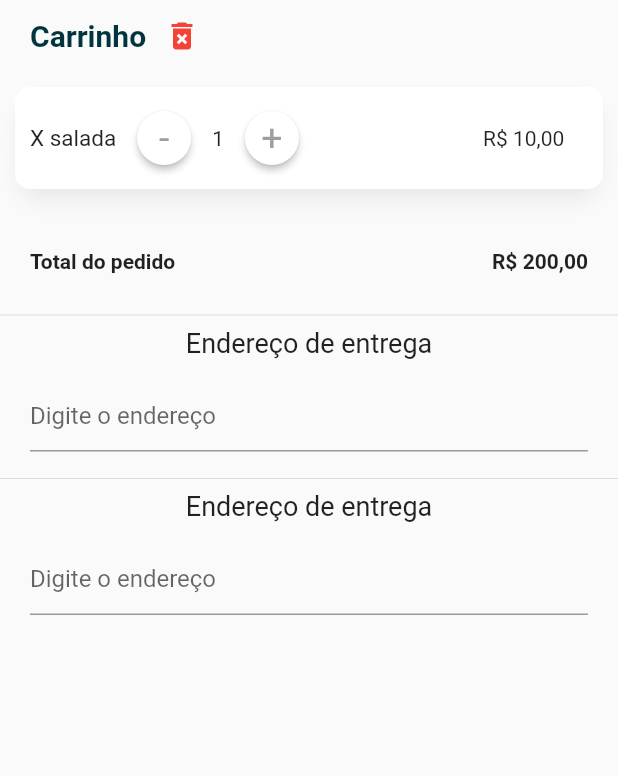
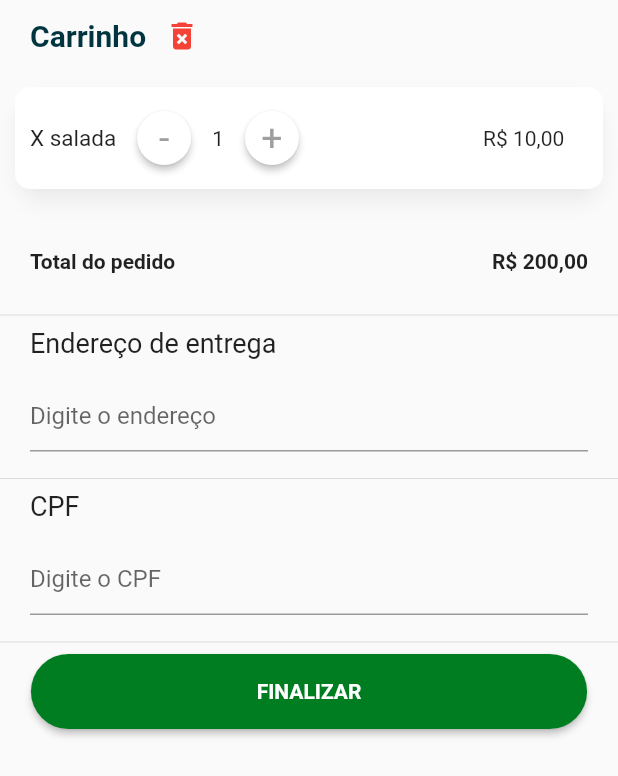
Before and after one commit to oapmartins/vakinha_burger, a Flutter app: the ShoppingCarPage screen opened directly, on a phone screen of 412 x 824 dp. Shown: the top 776 px of the screen. Run offline on Flutter 3.47's test engine with Material 2 defaults, Android fonts, the phone set to English and light mode, and no system bars; our stand-ins replace get, get_storage; missing offline and left inert: validatorless; accounts and stored records are empty; Roboto replaces fonts that are missing (mplus1).

Commit message:
AAtualizando alguns metodos do carrinho de compras

```diff
--- a/lib/app/modules/order/shopping_car/shopping_car_page.dart
+++ b/lib/app/modules/order/shopping_car/shopping_car_page.dart
@@ -3,6 +3,7 @@ import 'package:flutter/material.dart';
 import 'package:vakinha_burger/app/core/ui/formatter_helper.dart';
 import 'package:vakinha_burger/app/core/ui/widgets/plus_minus_box.dart';
 import 'package:vakinha_burger/app/core/ui/widgets/vakinha_appbar.dart';
+import 'package:vakinha_burger/app/core/ui/widgets/vakinha_button.dart';
 import 'package:validatorless/validatorless.dart';
 import './shopping_car_controller.dart';
 
@@ -46,6 +47,7 @@ class ShoppingCarPage extends GetView<ShoppingCarController> {
                       ),
                     ),
                     Column(
+                      mainAxisAlignment: MainAxisAlignment.start,
                       children: [
                         Container(
                           margin: EdgeInsets.all(10),
@@ -83,8 +85,20 @@ class ShoppingCarPage extends GetView<ShoppingCarController> {
                         ),
                         const Divider(),
                         _AdressField(),
-                        Divider(),
+                        const Divider(),
                         _CpfField(),
+                        const Divider(),
+                        // const Spacer(),
+                        Center(
+                          child: SizedBox(
+                            width: context.widthTransformer(reducedBy: 10),
+                            child: VakinhaButton(
+                              onpressed: () {},
+                              label: 'FINALIZAR',
+                            ),
+                          ),
+                        ),
+                        const SizedBox(height: 10),
                       ],
                     ),
                   ],
@@ -108,15 +122,55 @@ class _CpfField extends GetView<ShoppingCarController> {
         horizontal: 20,
       ),
       child: Column(
+        crossAxisAlignment: CrossAxisAlignment.start,
         children: [
           SizedBox(
             height: 35,
-            child: Expanded(
-              child: Text(
-                'Endereço de entrega',
-                overflow: TextOverflow.ellipsis,
-                style: TextStyle(fontSize: 18),
+            child: Text(
+              'CPF',
+              overflow: TextOverflow.ellipsis,
+              style: TextStyle(fontSize: 18),
+            ),
+          ),
+          TextFormField(
+            autovalidateMode: AutovalidateMode.onUserInteraction,
+            onChanged: (value) {},
+            validator: Validatorless.multiple([
+              Validatorless.required('CPF Obrigatório'),
+              Validatorless.cpf('CPF inválido'),
+            ]),
+            decoration: InputDecoration(
+              hintText: 'Digite o CPF',
+              focusedBorder: UnderlineInputBorder(
+                borderSide: BorderSide(
+                  color: Colors.grey,
+                ),
               ),
+            ),
+          ),
+          const SizedBox(height: 10),
+        ],
+      ),
+    );
+  }
+}
+
+class _AdressField extends StatelessWidget {
+  const _AdressField({Key? key}) : super(key: key);
+
+  @override
+  Widget build(BuildContext context) {
+    return Padding(
+      padding: const EdgeInsets.symmetric(horizontal: 20),
+      child: Column(
+        crossAxisAlignment: CrossAxisAlignment.start,
+        children: [
+          SizedBox(
+            height: 35,
+            child: Text(
+              'Endereço de entrega',
+              overflow: TextOverflow.ellipsis,
+              style: TextStyle(fontSize: 18),
             ),
           ),
           TextFormField(
@@ -138,42 +192,3 @@ class _CpfField extends GetView<ShoppingCarController> {
     );
   }
 }
-
-class _AdressField extends StatelessWidget {
-  const _AdressField({Key? key}) : super(key: key);
-
-  @override
-  Widget build(BuildContext context) {
-    return Padding(
-      padding: EdgeInsets.symmetric(horizontal: 20),
-      child: Column(
-        children: [
-          SizedBox(
-            height: 35,
-            child: Expanded(
-              child: Text(
-                'Endereço de entrega',
-                overflow: TextOverflow.ellipsis,
-                style: TextStyle(fontSize: 18),
-              ),
-            ),
-          ),
-          TextFormField(
-            autovalidateMode: AutovalidateMode.onUserInteraction,
-            onChanged: (value) {},
-            validator: Validatorless.required('Endereço Obrigatório'),
-            decoration: InputDecoration(
-              hintText: 'Digite o endereço',
-              focusedBorder: UnderlineInputBorder(
-                borderSide: BorderSide(
-                  color: Colors.grey,
-                ),
-              ),
-            ),
-          ),
-          const SizedBox(height: 10),
-        ],
-      ),
-    );
-  }
-}
```
